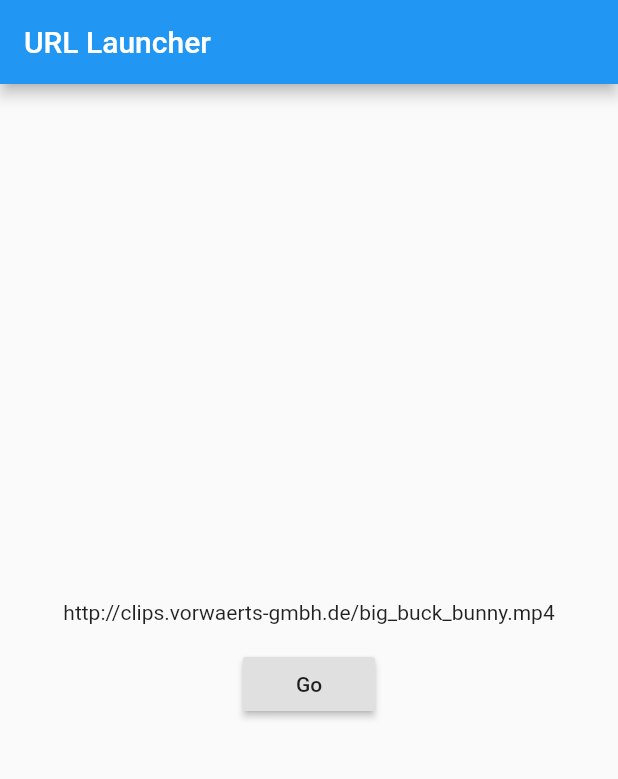
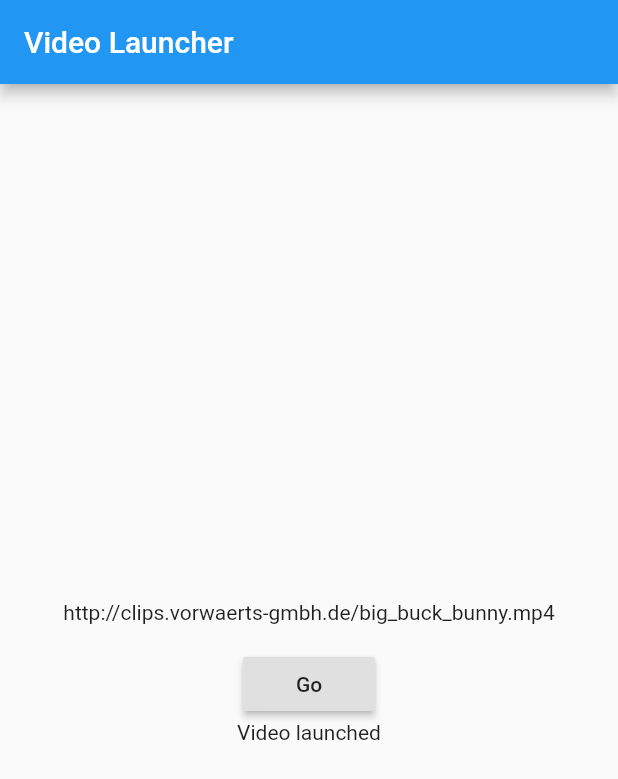
Before and after one commit to rxlabz/flutter_video_launcher, a Flutter app: the screen it shows after launch, on a phone screen of 412 x 824 dp. Shown: the top 779 px of the screen. Run offline on Flutter 3.47's test engine with Material 2 defaults, Android fonts, the phone set to English and light mode, and no system bars.

Commit message:
minor fixes

```diff
--- a/example/lib/main.dart
+++ b/example/lib/main.dart
@@ -1,7 +1,3 @@
-// Copyright 2017 The Chromium Authors. All rights reserved.
-// Use of this source code is governed by a BSD-style license that can be
-// found in the LICENSE file.
-
 import 'dart:async';
 
 import 'package:flutter/material.dart';
@@ -13,15 +9,17 @@ void main() {
 
 const videoUrl = "http://clips.vorwaerts-gmbh.de/big_buck_bunny.mp4";
 
+/// a video launcher, based on url_launcher
+/// can read remote and local files
 class MyApp extends StatelessWidget {
   @override
   Widget build(BuildContext context) {
     return new MaterialApp(
-      title: 'URL Launcher',
+      title: 'Video Launcher',
       theme: new ThemeData(
         primarySwatch: Colors.blue,
       ),
-      home: new MyHomePage(title: 'URL Launcher'),
+      home: new MyHomePage(title: 'Video Launcher'),
     );
   }
 }
@@ -39,11 +37,11 @@ class _MyHomePageState extends State<MyHomePage> {
 
   void _launchUrl() {
     setState(() {
-      _launched = _launch(videoUrl);
+      _launched = _launchVideo(videoUrl);
     });
   }
 
-  Future<Null> _launch(String url) async {
+  Future<Null> _launchVideo(String url) async {
     if (await canLaunchVideo(url)) {
       await launchVideo(url);
     } else {
@@ -55,7 +53,7 @@ class _MyHomePageState extends State<MyHomePage> {
     if (snapshot.hasError) {
       return new Text('Error: ${snapshot.error}');
     } else {
-      return const Text('');
+      return const Text('Video launched');
     }
   }
 
--- a/lib/video_launcher.dart
+++ b/lib/video_launcher.dart
@@ -4,26 +4,24 @@ import 'package:flutter/services.dart';
 
 const _channel = const MethodChannel('bz.rxla.flutter/video_launcher');
 
-/// Parses the specified URL string and delegates handling of it to the
+/// Parses the specified video URL string and delegates handling of it to the
 /// underlying platform.
 ///
 /// The returned future completes with a [PlatformException] on invalid URLs and
-/// schemes which cannot be handled, that is when [canLaunch] would complete
+/// schemes which cannot be handled, that is when [canLaunchVideo] would complete
 /// with false.
 Future<Null> launchVideo(String urlString, {bool isLocal:false}) {
   return _channel.invokeMethod(
-    'launchVideo',
-    {"url":urlString, "isLocal":isLocal ? 1 : 0},
+    /* FIXME had trouble too send a false BOOL to objC => for now I send 1 || 0 */
+    'launchVideo',{"url":urlString, "isLocal":isLocal ? 1 : 0 },
   );
 }
 
-/// Checks whether the specified URL can be handled by some app installed on the
+/// Checks whether the specified video URL can be handled by some app installed on the
 /// device.
 Future<bool> canLaunchVideo(String urlString, {bool isLocal:false}) async {
-  if (urlString == null)
-    return false;
+  if (urlString == null) return false;
   return await _channel.invokeMethod(
-    'canLaunchVideo',
-    {"url":urlString, "isLocal":isLocal ? 1 : 0},
+    'canLaunchVideo',{"url":urlString, "isLocal":isLocal ? 1 : 0}
   );
 }
--- a/pubspec.yaml
+++ b/pubspec.yaml
@@ -1,6 +1,6 @@
 name: video_launcher
 description: Fullscreen video launcher plugin
-version: 0.2.0
+version: 0.2.0+1
 author: Erick Ghaumez <rx.devlabz@gmail.com>
 homepage: https://github.com/rxlabz/flutter_video_launcher
 
```
Also changed, not shown: 1 other file.
